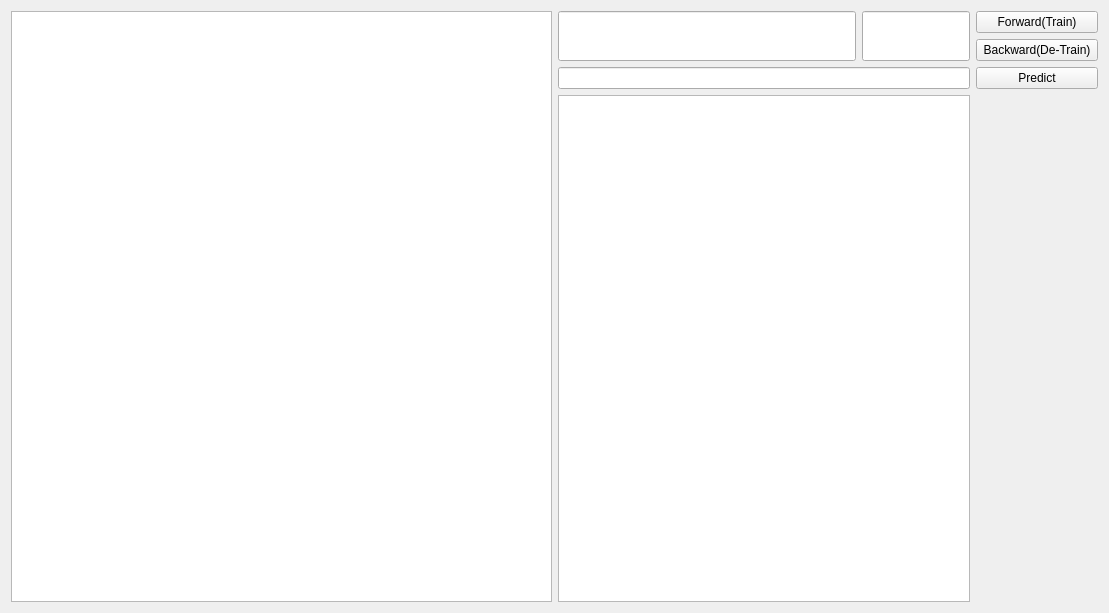
First picture: the form in Window.ui, repository Holence/AutoTag, before the edit.
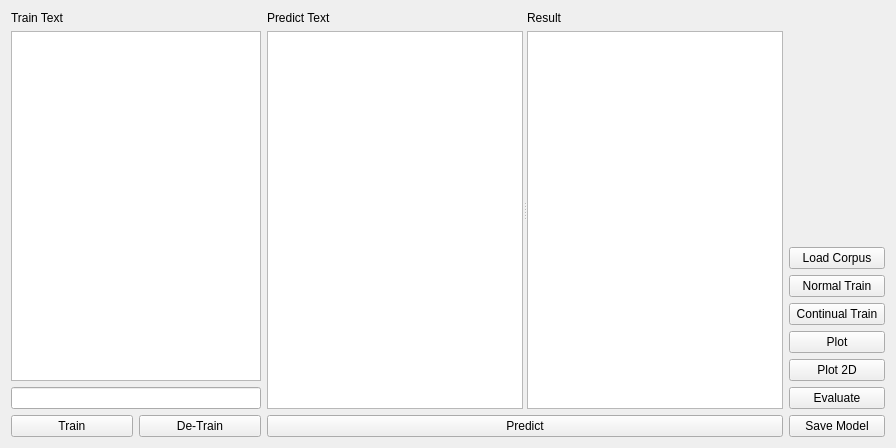
Second picture: the form after the edit.

Diff of the .ui file:
```diff
--- a/Window.ui
+++ b/Window.ui
@@ -6,73 +6,278 @@
    <rect>
     <x>0</x>
     <y>0</y>
-    <width>1109</width>
-    <height>613</height>
+    <width>887</width>
+    <height>445</height>
    </rect>
   </property>
   <property name="windowTitle">
    <string>Form</string>
   </property>
-  <layout class="QHBoxLayout" name="horizontalLayout_2">
+  <layout class="QHBoxLayout" name="horizontalLayout" stretch="2,10,1">
    <item>
-    <widget class="QPlainTextEdit" name="plainTextEdit_vec"/>
-   </item>
-   <item>
-    <layout class="QGridLayout" name="gridLayout">
-     <item row="0" column="0">
-      <layout class="QHBoxLayout" name="horizontalLayout">
-       <item>
-        <widget class="QLineEdit" name="lineEdit_train_text">
-         <property name="sizePolicy">
-          <sizepolicy hsizetype="MinimumExpanding" vsizetype="Preferred">
-           <horstretch>0</horstretch>
-           <verstretch>0</verstretch>
-          </sizepolicy>
-         </property>
-        </widget>
-       </item>
-       <item>
-        <widget class="QLineEdit" name="lineEdit_train_tag">
-         <property name="sizePolicy">
-          <sizepolicy hsizetype="Fixed" vsizetype="Preferred">
-           <horstretch>0</horstretch>
-           <verstretch>0</verstretch>
-          </sizepolicy>
-         </property>
-        </widget>
-       </item>
-      </layout>
+    <layout class="QVBoxLayout" name="verticalLayout">
+     <item>
+      <widget class="QLabel" name="label_3">
+       <property name="text">
+        <string>Train Text</string>
+       </property>
+      </widget>
      </item>
-     <item row="0" column="1">
-      <layout class="QVBoxLayout" name="verticalLayout">
+     <item>
+      <widget class="QPlainTextEdit" name="plainTextEdit_train_text">
+       <property name="sizePolicy">
+        <sizepolicy hsizetype="Expanding" vsizetype="Expanding">
+         <horstretch>0</horstretch>
+         <verstretch>0</verstretch>
+        </sizepolicy>
+       </property>
+       <property name="minimumSize">
+        <size>
+         <width>250</width>
+         <height>350</height>
+        </size>
+       </property>
+      </widget>
+     </item>
+     <item>
+      <widget class="QLineEdit" name="lineEdit_train_tag">
+       <property name="sizePolicy">
+        <sizepolicy hsizetype="Preferred" vsizetype="Fixed">
+         <horstretch>0</horstretch>
+         <verstretch>0</verstretch>
+        </sizepolicy>
+       </property>
+      </widget>
+     </item>
+     <item>
+      <layout class="QHBoxLayout" name="horizontalLayout_2">
        <item>
         <widget class="QPushButton" name="pushButton_forward">
+         <property name="sizePolicy">
+          <sizepolicy hsizetype="Preferred" vsizetype="Fixed">
+           <horstretch>0</horstretch>
+           <verstretch>0</verstretch>
+          </sizepolicy>
+         </property>
          <property name="text">
-          <string> Forward(Train) </string>
+          <string> Train </string>
          </property>
         </widget>
        </item>
        <item>
         <widget class="QPushButton" name="pushButton_backward">
+         <property name="sizePolicy">
+          <sizepolicy hsizetype="Preferred" vsizetype="Fixed">
+           <horstretch>0</horstretch>
+           <verstretch>0</verstretch>
+          </sizepolicy>
+         </property>
          <property name="text">
-          <string> Backward(De-Train) </string>
+          <string> De-Train </string>
          </property>
         </widget>
        </item>
       </layout>
      </item>
-     <item row="1" column="0">
-      <widget class="QLineEdit" name="lineEdit_pred_text"/>
+    </layout>
+   </item>
+   <item>
+    <layout class="QVBoxLayout" name="verticalLayout_2">
+     <item>
+      <widget class="QSplitter" name="splitter">
+       <property name="orientation">
+        <enum>Qt::Horizontal</enum>
+       </property>
+       <widget class="QWidget" name="layoutWidget">
+        <layout class="QVBoxLayout" name="verticalLayout_4">
+         <item>
+          <widget class="QLabel" name="label">
+           <property name="text">
+            <string>Predict Text</string>
+           </property>
+          </widget>
+         </item>
+         <item>
+          <widget class="QPlainTextEdit" name="plainTextEdit_pred_text">
+           <property name="sizePolicy">
+            <sizepolicy hsizetype="MinimumExpanding" vsizetype="Expanding">
+             <horstretch>0</horstretch>
+             <verstretch>0</verstretch>
+            </sizepolicy>
+           </property>
+          </widget>
+         </item>
+        </layout>
+       </widget>
+       <widget class="QWidget" name="layoutWidget_2">
+        <layout class="QVBoxLayout" name="verticalLayout_5">
+         <item>
+          <layout class="QHBoxLayout" name="horizontalLayout_3">
+           <property name="spacing">
+            <number>12</number>
+           </property>
+           <item>
+            <widget class="QLabel" name="label_2">
+             <property name="sizePolicy">
+              <sizepolicy hsizetype="Maximum" vsizetype="Preferred">
+               <horstretch>0</horstretch>
+               <verstretch>0</verstretch>
+              </sizepolicy>
+             </property>
+             <property name="text">
+              <string>Result</string>
+             </property>
+            </widget>
+           </item>
+           <item>
+            <widget class="QLabel" name="label_acc">
+             <property name="text">
+              <string/>
+             </property>
+            </widget>
+           </item>
+          </layout>
+         </item>
+         <item>
+          <widget class="QTextBrowser" name="textBrowser_res">
+           <property name="sizePolicy">
+            <sizepolicy hsizetype="MinimumExpanding" vsizetype="Expanding">
+             <horstretch>0</horstretch>
+             <verstretch>0</verstretch>
+            </sizepolicy>
+           </property>
+          </widget>
+         </item>
+        </layout>
+       </widget>
+      </widget>
      </item>
-     <item row="1" column="1">
+     <item>
       <widget class="QPushButton" name="pushButton_pred">
+       <property name="sizePolicy">
+        <sizepolicy hsizetype="Preferred" vsizetype="Fixed">
+         <horstretch>0</horstretch>
+         <verstretch>0</verstretch>
+        </sizepolicy>
+       </property>
+       <property name="minimumSize">
+        <size>
+         <width>500</width>
+         <height>0</height>
+        </size>
+       </property>
        <property name="text">
         <string> Predict </string>
        </property>
       </widget>
      </item>
-     <item row="2" column="0">
-      <widget class="QPlainTextEdit" name="plainTextEdit_pred_tag"/>
+    </layout>
+   </item>
+   <item>
+    <layout class="QVBoxLayout" name="verticalLayout_3">
+     <item>
+      <spacer name="verticalSpacer">
+       <property name="orientation">
+        <enum>Qt::Vertical</enum>
+       </property>
+       <property name="sizeHint" stdset="0">
+        <size>
+         <width>20</width>
+         <height>40</height>
+        </size>
+       </property>
+      </spacer>
+     </item>
+     <item>
+      <widget class="QPushButton" name="pushButton_load_corpus">
+       <property name="sizePolicy">
+        <sizepolicy hsizetype="Preferred" vsizetype="Fixed">
+         <horstretch>0</horstretch>
+         <verstretch>0</verstretch>
+        </sizepolicy>
+       </property>
+       <property name="text">
+        <string> Load Corpus </string>
+       </property>
+      </widget>
+     </item>
+     <item>
+      <widget class="QPushButton" name="pushButton_normal_train">
+       <property name="sizePolicy">
+        <sizepolicy hsizetype="Preferred" vsizetype="Fixed">
+         <horstretch>0</horstretch>
+         <verstretch>0</verstretch>
+        </sizepolicy>
+       </property>
+       <property name="text">
+        <string> Normal Train </string>
+       </property>
+      </widget>
+     </item>
+     <item>
+      <widget class="QPushButton" name="pushButton_continual_train">
+       <property name="sizePolicy">
+        <sizepolicy hsizetype="Preferred" vsizetype="Fixed">
+         <horstretch>0</horstretch>
+         <verstretch>0</verstretch>
+        </sizepolicy>
+       </property>
+       <property name="text">
+        <string> Continual Train </string>
+       </property>
+      </widget>
+     </item>
+     <item>
+      <widget class="QPushButton" name="pushButton_plot">
+       <property name="sizePolicy">
+        <sizepolicy hsizetype="Preferred" vsizetype="Fixed">
+         <horstretch>0</horstretch>
+         <verstretch>0</verstretch>
+        </sizepolicy>
+       </property>
+       <property name="text">
+        <string> Plot </string>
+       </property>
+      </widget>
+     </item>
+     <item>
+      <widget class="QPushButton" name="pushButton_plot2D">
+       <property name="sizePolicy">
+        <sizepolicy hsizetype="Preferred" vsizetype="Fixed">
+         <horstretch>0</horstretch>
+         <verstretch>0</verstretch>
+        </sizepolicy>
+       </property>
+       <property name="text">
+        <string> Plot 2D </string>
+       </property>
+      </widget>
+     </item>
+     <item>
+      <widget class="QPushButton" name="pushButton_eval">
+       <property name="sizePolicy">
+        <sizepolicy hsizetype="Preferred" vsizetype="Fixed">
+         <horstretch>0</horstretch>
+         <verstretch>0</verstretch>
+        </sizepolicy>
+       </property>
+       <property name="text">
+        <string> Evaluate </string>
+       </property>
+      </widget>
+     </item>
+     <item>
+      <widget class="QPushButton" name="pushButton_save">
+       <property name="sizePolicy">
+        <sizepolicy hsizetype="Preferred" vsizetype="Fixed">
+         <horstretch>0</horstretch>
+         <verstretch>0</verstretch>
+        </sizepolicy>
+       </property>
+       <property name="text">
+        <string> Save Model </string>
+       </property>
+      </widget>
      </item>
     </layout>
    </item>
```
